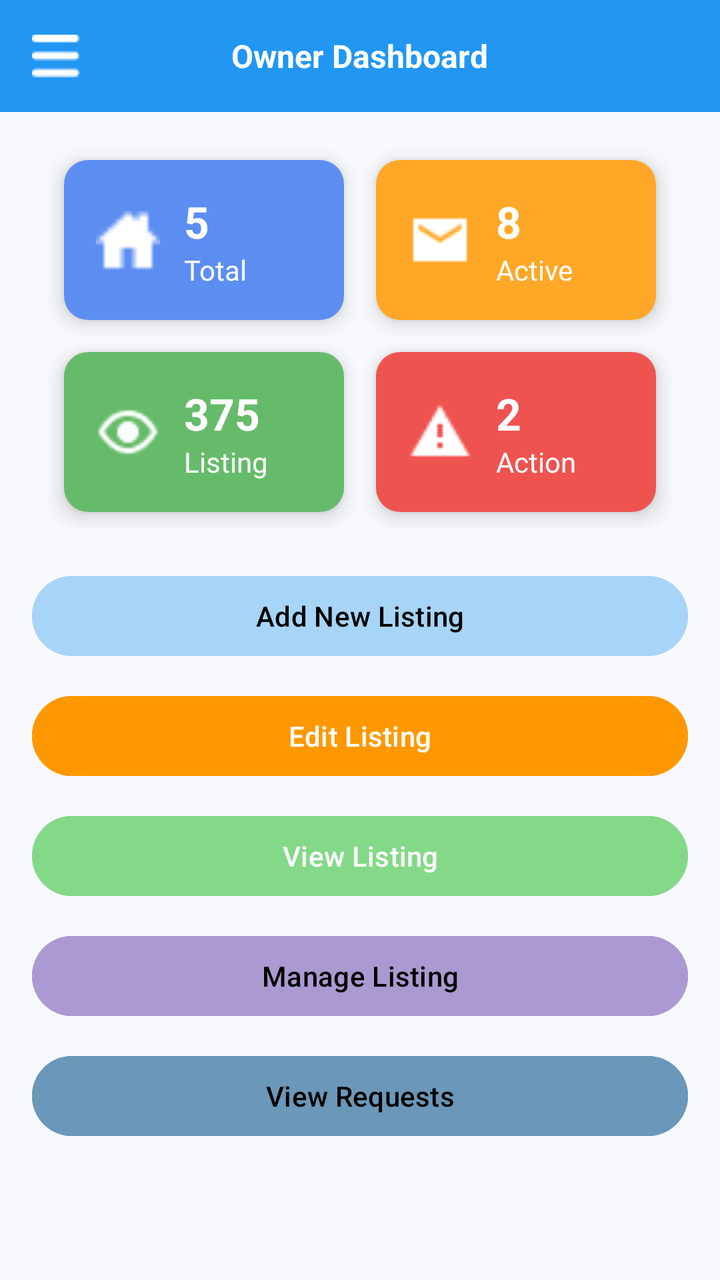
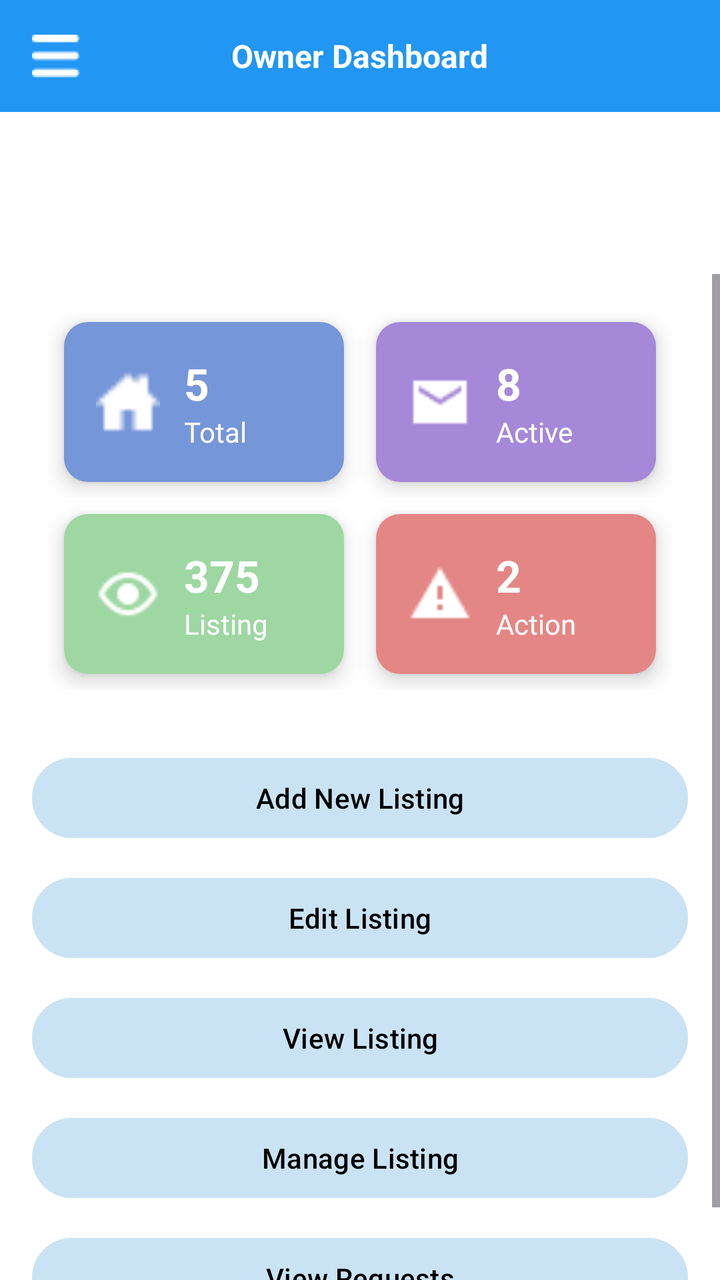

An Android layout rendered at two revisions. The XML below is the earlier revision; the diff shows what the commit changed to produce the second picture.
<!-- AndroidManifest.xml: application theme Theme.CampusSaathi -->
<!-- res/layout/activity_owner_dashboard.xml -->
<?xml version="1.0" encoding="utf-8"?>
<androidx.drawerlayout.widget.DrawerLayout
    xmlns:android="http://schemas.android.com/apk/res/android"
    xmlns:app="http://schemas.android.com/apk/res-auto"
    android:id="@+id/drawerLayout"
    android:layout_width="match_parent"
    android:layout_height="match_parent">
    <androidx.appcompat.widget.Toolbar
        android:id="@+id/toolbar"
        android:layout_width="match_parent"
        android:layout_height="56dp"
        android:background="#FFFFFF"
        app:title="Owner Dashboard"
        app:titleTextColor="#FFFFFF"
        app:popupTheme="@style/ThemeOverlay.AppCompat.Light"/>


    
    <LinearLayout
        android:layout_width="match_parent"
        android:layout_height="match_parent"
        android:orientation="vertical"
        android:background="#F7F9FC">

        
        <RelativeLayout
            android:layout_width="match_parent"
            android:layout_height="56dp"
            android:background="#2196F3"
            android:padding="16dp">

            <ImageView
                android:id="@+id/menuIcon"
                android:layout_width="24dp"
                android:layout_height="24dp"
                android:src="@drawable/ic_menu"
                android:layout_centerVertical="true" />

            <TextView
                android:layout_width="wrap_content"
                android:layout_height="wrap_content"
                android:text="@string/owner_dashboard"
                android:textColor="#FFFFFF"
                android:textSize="16sp"
                android:textStyle="bold"
                android:layout_centerInParent="true" />
        </RelativeLayout>



        
    <ScrollView
        android:layout_width="match_parent"
        android:layout_height="match_parent">


        <LinearLayout
            android:layout_width="match_parent"
            android:layout_height="wrap_content"
            android:orientation="vertical"
            android:padding="16dp">

            <LinearLayout
                android:layout_width="match_parent"
                android:layout_height="wrap_content"
                android:orientation="horizontal"
                android:paddingHorizontal="8dp">

                
                <androidx.cardview.widget.CardView
                    android:layout_width="0dp"
                    android:layout_height="80dp"
                    android:layout_weight="1"
                    android:layout_margin="8dp"
                    app:cardCornerRadius="12dp"
                    app:cardElevation="6dp">

                    <LinearLayout
                        android:layout_width="match_parent"
                        android:layout_height="match_parent"
                        android:background="#5C8EF2"
                        android:padding="16dp"
                        android:orientation="horizontal"
                        android:gravity="center_vertical">

                        <ImageView
                            android:layout_width="32dp"
                            android:layout_height="32dp"
                            android:src="@drawable/ic_home"
                            app:tint="@android:color/white"/>

                        <LinearLayout
                            android:layout_width="wrap_content"
                            android:layout_height="wrap_content"
                            android:orientation="vertical"
                            android:layout_marginStart="12dp">

                            <TextView
                                android:text="@string/total_listings_count"
                                android:textColor="@android:color/white"
                                android:textStyle="bold"
                                android:textSize="22sp"
                                android:layout_width="wrap_content"
                                android:layout_height="wrap_content"/>

                            <TextView
                                android:text="@string/total_listings"
                                android:textColor="@android:color/white"
                                android:textSize="14sp"
                                android:layout_width="wrap_content"
                                android:layout_height="wrap_content"/>
                        </LinearLayout>

                    </LinearLayout>

                </androidx.cardview.widget.CardView>

                
                <androidx.cardview.widget.CardView
                    android:layout_width="0dp"
                    android:layout_height="80dp"
                    android:layout_weight="1"
                    android:layout_margin="8dp"
                    app:cardCornerRadius="12dp"
                    app:cardElevation="6dp">

                    <LinearLayout
                    android:layout_width="match_parent"
                    android:layout_height="match_parent"
                    android:background="#FFA726"
                    android:padding="16dp"
                    android:orientation="horizontal"
                    android:gravity="center_vertical">

                    <ImageView
                        android:layout_width="32dp"
                        android:layout_height="32dp"
                        android:src="@drawable/ic_mail"
                        app:tint="@android:color/white"/>

                    <LinearLayout
                        android:layout_marginStart="12dp"
                        android:orientation="vertical"
                        android:layout_width="wrap_content"
                        android:layout_height="wrap_content">

                        <TextView
                            android:text="@string/active_requests_count"
                            android:textColor="@android:color/white"
                            android:textStyle="bold"
                            android:textSize="22sp"
                            android:layout_width="wrap_content"
                            android:layout_height="wrap_content"/>

                        <TextView
                            android:text="@string/active_requests"
                            android:textColor="@android:color/white"
                            android:textSize="14sp"
                            android:layout_width="wrap_content"
                            android:layout_height="wrap_content"/>
                    </LinearLayout>

                </LinearLayout>

                </androidx.cardview.widget.CardView>

            </LinearLayout>


            <LinearLayout
                android:layout_width="match_parent"
                android:layout_height="wrap_content"
                android:orientation="horizontal"
                android:paddingHorizontal="8dp">

                
                <androidx.cardview.widget.CardView
                    android:layout_width="0dp"
                    android:layout_height="80dp"
                    android:layout_weight="1"
                    android:layout_margin="8dp"
                    app:cardCornerRadius="12dp"
                    app:cardElevation="6dp">

                    <LinearLayout
                        android:layout_width="match_parent"
                        android:layout_height="match_parent"
                        android:background="#66BB6A"
                        android:padding="16dp"
                        android:orientation="horizontal"
                        android:gravity="center_vertical">

                        <ImageView
                            android:layout_width="32dp"
                            android:layout_height="32dp"
                            android:src="@drawable/ic_eye"
                            app:tint="@android:color/white"/>

                        <LinearLayout
                            android:layout_width="wrap_content"
                            android:layout_height="wrap_content"
                            android:orientation="vertical"
                            android:layout_marginStart="12dp">

                            <TextView
                                android:text="@string/listing_views_count"
                                android:textColor="@android:color/white"
                                android:textStyle="bold"
                                android:textSize="22sp"
                                android:layout_width="wrap_content"
                                android:layout_height="wrap_content"/>

                            <TextView
                                android:text="@string/listing_views"
                                android:textColor="@android:color/white"
                                android:textSize="14sp"
                                android:layout_width="wrap_content"
                                android:layout_height="wrap_content"/>
                        </LinearLayout>

                    </LinearLayout>


                </androidx.cardview.widget.CardView>

                
                <androidx.cardview.widget.CardView
                    android:layout_width="0dp"
                    android:layout_height="80dp"
                    android:layout_weight="1"
                    android:layout_margin="8dp"
                    app:cardCornerRadius="12dp"
                    app:cardElevation="6dp">

                    <LinearLayout
                        android:layout_width="match_parent"
                        android:layout_height="match_parent"
                        android:background="#EF5350"
                        android:padding="16dp"
                        android:orientation="horizontal"
                        android:gravity="center_vertical">

                        <ImageView
                            android:layout_width="32dp"
                            android:layout_height="32dp"
                            android:src="@drawable/ic_warning"
                            app:tint="@android:color/white"/>

                        <LinearLayout
                            android:layout_width="wrap_content"
                            android:layout_height="wrap_content"
                            android:orientation="vertical"
                            android:layout_marginStart="12dp">

                            <TextView
                                android:text="@string/action_required_count"
                                android:textColor="@android:color/white"
                                android:textStyle="bold"
                                android:textSize="22sp"
                                android:layout_width="wrap_content"
                                android:layout_height="wrap_content"/>

                            <TextView
                                android:text="@string/action_required"
                                android:textColor="@android:color/white"
                                android:textSize="14sp"
                                android:layout_width="wrap_content"
                                android:layout_height="wrap_content"/>
                        </LinearLayout>

                    </LinearLayout>

                </androidx.cardview.widget.CardView>

            </LinearLayout>


            
            <Button
                android:id="@+id/btnAddListing"
                android:layout_width="match_parent"
                android:layout_height="48dp"
                android:text="@string/add_new_listing"
                android:layout_marginTop="20dp"
                android:backgroundTint="#A7D5F8"
                android:textColor="#000000"
                android:textAllCaps="false"
                android:drawableStart="@drawable/ic_add"
                android:drawablePadding="12dp" />

            <Button
                android:id="@+id/btnEditListing"
                android:layout_width="match_parent"
                android:layout_height="wrap_content"
                android:text="Edit Listing"
                android:layout_marginTop="12dp"
                android:backgroundTint="#FF9800"
                android:textColor="@android:color/white"/>

            <Button
                android:id="@+id/btnViewListing"
                android:text="View Listing"
                android:layout_width="match_parent"
                android:layout_height="48dp"
                android:layout_marginTop="12dp"
                android:backgroundTint="#83D987"
                android:textColor="@android:color/white"/>


            <Button
                android:layout_width="match_parent"
                android:layout_height="48dp"
                android:text="@string/manage_listing"
                android:layout_marginTop="12dp"
                android:backgroundTint="#AA9AD1"
                android:textColor="#000000"
                android:textAllCaps="false"
                android:drawableStart="@drawable/ic_list"
                android:drawablePadding="12dp" />


            <Button
                android:layout_width="match_parent"
                android:layout_height="48dp"
                android:text="@string/view_requests"
                android:layout_marginTop="12dp"
                android:backgroundTint="#6B97B8"
                android:textColor="#000000"
                android:textAllCaps="false"
                android:drawableStart="@drawable/ic_send"
                android:drawablePadding="12dp" />





            





































































































































































































































































        </LinearLayout>

    </ScrollView>



    </LinearLayout>

    <com.google.android.material.navigation.NavigationView
        android:id="@+id/navigation_view"
        android:layout_width="wrap_content"
        android:layout_height="match_parent"
        android:layout_gravity="start"
        app:itemBackground="@drawable/nav_item_background"
        app:menu="@menu/owner_menu_drawer"/>


</androidx.drawerlayout.widget.DrawerLayout>
<!-- resources referenced by this layout -->
<resources>
  <!-- drawable ic_add: png bitmap (drawable, 821 bytes) -->
  <!-- drawable ic_eye: png bitmap (drawable, 384 bytes) -->
  <!-- drawable ic_home: png bitmap (drawable, 236 bytes) -->
  <!-- drawable ic_list: png bitmap (drawable, 750 bytes) -->
  <!-- drawable ic_mail: png bitmap (drawable, 265 bytes) -->
  <!-- drawable ic_menu: png bitmap (drawable, 269 bytes) -->
  <!-- drawable ic_send: png bitmap (drawable, 738 bytes) -->
  <!-- drawable ic_warning: png bitmap (drawable, 315 bytes) -->
  <!-- drawable nav_item_background (drawable) -->
  <selector xmlns:android="http://schemas.android.com/apk/res/android">
  
      
      <item
          android:drawable="@drawable/bg_role_selected"
          android:state_checked="true"/>
  
      
      <item
          android:drawable="@drawable/bg_role_unselected"/>
  
  </selector>
  <string name="action_required">Action Required</string>
  <string name="action_required_count">2</string>
  <string name="active_requests">Active Requests</string>
  <string name="active_requests_count">8</string>
  <string name="add_new_listing">Add New Listing</string>
  <string name="listing_views">Listing Views</string>
  <string name="listing_views_count">375</string>
  <string name="manage_listing">Manage Listing</string>
  <string name="owner_dashboard">Owner Dashboard</string>
  <string name="total_listings">Total Listings</string>
  <string name="total_listings_count">5</string>
  <string name="view_requests">View Requests</string>
  <style name="Theme.CampusSaathi" parent="Base.Theme.CampusSaathi" />
  <!-- drawable bg_role_selected (drawable) -->
  <shape xmlns:android="http://schemas.android.com/apk/res/android">
      <solid android:color="#E3F2FD"/>
      <stroke
          android:width="2dp"
          android:color="#2979FF"/>
      <corners android:radius="12dp"/>
  </shape>
  <!-- drawable bg_role_unselected (drawable) -->
  <shape xmlns:android="http://schemas.android.com/apk/res/android">
      <solid android:color="#FFFFFF"/>
      <stroke
          android:width="1dp"
          android:color="#DDDDDD"/>
      <corners android:radius="12dp"/>
  </shape>
  <style name="Base.Theme.CampusSaathi" parent="Theme.Material3.Light.NoActionBar">
          
      </style>
</resources>

<!-- the commit's change to res/layout/activity_owner_dashboard.xml (unified diff, before → after) -->
@@ -20,7 +20,7 @@
         android:layout_width="match_parent"
         android:layout_height="match_parent"
         android:orientation="vertical"
-        android:background="#F7F9FC">
+        android:background="#FFFFFF">
 
         
         <RelativeLayout
@@ -45,6 +45,32 @@
                 android:textStyle="bold"
                 android:layout_centerInParent="true" />
         </RelativeLayout>
+
+        
+        <LinearLayout
+            android:layout_width="match_parent"
+            android:layout_height="wrap_content"
+            android:orientation="vertical"
+            android:paddingStart="20dp"
+            android:paddingEnd="20dp"
+            android:paddingTop="20dp"
+            android:paddingBottom="10dp">
+
+            <TextView
+                android:id="@+id/txtGreeting"
+                android:layout_width="wrap_content"
+                android:layout_height="wrap_content"
+                android:textSize="22sp"
+                android:textStyle="bold"
+                android:textColor="#111827"/>
+
+            <TextView
+                android:id="@+id/txtOwnerName"
+                android:layout_width="wrap_content"
+                android:layout_height="wrap_content"
+                android:textSize="16sp"
+                android:textColor="#6B7280"/>
+        </LinearLayout>
 
 
 
@@ -78,7 +104,7 @@
                     <LinearLayout
                         android:layout_width="match_parent"
                         android:layout_height="match_parent"
-                        android:background="#5C8EF2"
+                        android:background="#BB4370CA"
                         android:padding="16dp"
                         android:orientation="horizontal"
                         android:gravity="center_vertical">
@@ -127,7 +153,7 @@
                     <LinearLayout
                     android:layout_width="match_parent"
                     android:layout_height="match_parent"
-                    android:background="#FFA726"
+                    android:background="#DD9876D3"
                     android:padding="16dp"
                     android:orientation="horizontal"
                     android:gravity="center_vertical">
@@ -185,7 +211,7 @@
                     <LinearLayout
                         android:layout_width="match_parent"
                         android:layout_height="match_parent"
-                        android:background="#66BB6A"
+                        android:background="#DA8ED192"
                         android:padding="16dp"
                         android:orientation="horizontal"
                         android:gravity="center_vertical">
@@ -235,7 +261,7 @@
                     <LinearLayout
                         android:layout_width="match_parent"
                         android:layout_height="match_parent"
-                        android:background="#EF5350"
+                        android:background="#DEE07473"
                         android:padding="16dp"
                         android:orientation="horizontal"
                         android:gravity="center_vertical">
@@ -281,11 +307,12 @@
                 android:layout_width="match_parent"
                 android:layout_height="48dp"
                 android:text="@string/add_new_listing"
-                android:layout_marginTop="20dp"
-                android:backgroundTint="#A7D5F8"
+                android:layout_marginTop="30dp"
+                android:backgroundTint="#CAE3F4"
                 android:textColor="#000000"
                 android:textAllCaps="false"
                 android:drawableStart="@drawable/ic_add"
+                android:drawableTint="@android:color/white"
                 android:drawablePadding="12dp" />
 
             <Button
@@ -294,8 +321,8 @@
                 android:layout_height="wrap_content"
                 android:text="Edit Listing"
                 android:layout_marginTop="12dp"
-                android:backgroundTint="#FF9800"
-                android:textColor="@android:color/white"/>
+                android:backgroundTint="#CAE3F4"
+                android:textColor="#000000"/>
 
             <Button
                 android:id="@+id/btnViewListing"
@@ -303,8 +330,8 @@
                 android:layout_width="match_parent"
                 android:layout_height="48dp"
                 android:layout_marginTop="12dp"
-                android:backgroundTint="#83D987"
-                android:textColor="@android:color/white"/>
+                android:backgroundTint="#CAE3F4"
+                android:textColor="#000000"/>
 
 
             <Button
@@ -312,7 +339,7 @@
                 android:layout_height="48dp"
                 android:text="@string/manage_listing"
                 android:layout_marginTop="12dp"
-                android:backgroundTint="#AA9AD1"
+                android:backgroundTint="#CAE3F4"
                 android:textColor="#000000"
                 android:textAllCaps="false"
                 android:drawableStart="@drawable/ic_list"
@@ -324,277 +351,11 @@
                 android:layout_height="48dp"
                 android:text="@string/view_requests"
                 android:layout_marginTop="12dp"
-                android:backgroundTint="#6B97B8"
+                android:backgroundTint="#CAE3F4"
                 android:textColor="#000000"
                 android:textAllCaps="false"
                 android:drawableStart="@drawable/ic_send"
                 android:drawablePadding="12dp" />
-
-
-
-
-
-            
-
-
-
-
-
-
-
-
-
-
-
-
-
-
-
-
-
-
-
-
-
-
-
-
-
-
-
-
-
-
-
-
-
-
-
-
-
-
-
-
-
-
-
-
-
-
-
-
-
-
-
-
-
-
-
-
-
-
-
-
-
-
-
-
-
-
-
-
-
-
-
-
-
-
-
-
-
-
-
-
-
-
-
-
-
-
-
-
-
-
-
-
-
-
-
-
-
-
-
-
-
-
-
-
-
-
-
-
-
-
-
-
-
-
-
-
-
-
-
-
-
-
-
-
-
-
-
-
-
-
-
-
-
-
-
-
-
-
-
-
-
-
-
-
-
-
-
-
-
-
-
-
-
-
-
-
-
-
-
-
-
-
-
-
-
-
-
-
-
-
-
-
-
-
-
-
-
-
-
-
-
-
-
-
-
-
-
-
-
-
-
-
-
-
-
-
-
-
-
-
-
-
-
-
-
-
-
-
-
-
-
-
-
-
-
-
-
-
-
-
-
-
-
-
-
-
-
-
-
-
-
-
-
-
-
-
-
-
-
-
-
-
-
-
-
-
-
-
-
-
-
-
-
-
-
-
-
-
-
-
 
         </LinearLayout>
 
